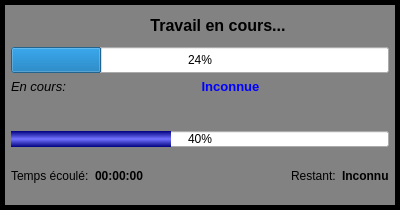
Before: the Qt Designer form python/resources/ui/progressdialog.ui in introlab/OpenIMU, drawn with Qt 5.
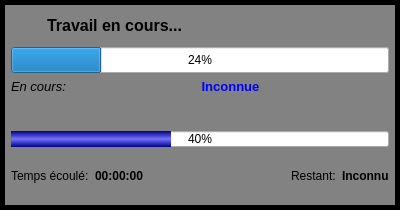
After: the same form once the commit is applied. Icons and pictures are not drawn.

Diff of the .ui file:
```diff
--- a/python/resources/ui/progressdialog.ui
+++ b/python/resources/ui/progressdialog.ui
@@ -89,7 +89,7 @@
         <string>Travail en cours...</string>
        </property>
        <property name="alignment">
-        <set>Qt::AlignCenter</set>
+        <set>Qt::AlignLeading|Qt::AlignLeft|Qt::AlignVCenter</set>
        </property>
       </widget>
      </item>
```
Left out of the diff: 6 changed lines with no effect on the pictures.
